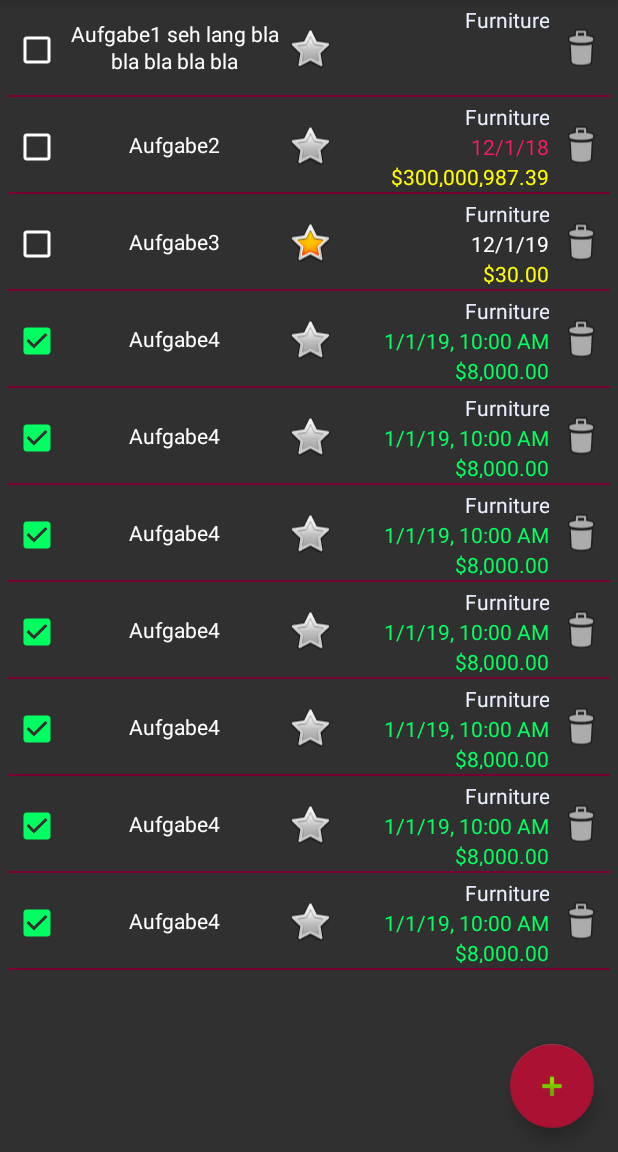
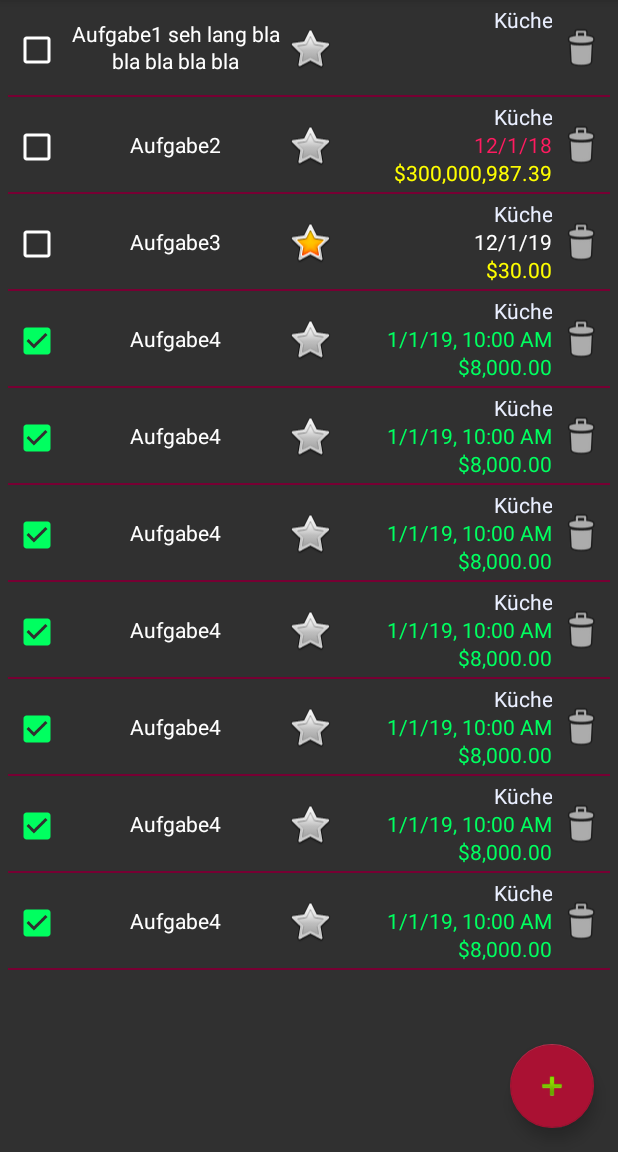
Before and after one commit to robertlange81/Umzugsplaner, an Android app: the screen it shows after launch (MainActivity), on a phone screen of 412 x 824 dp, the part 84-1236 px from its top. Run offline under Robolectric (Android 15) with nearby library versions, the phone set to English and light mode, and no system bars.

Commit message:
multiple languages for task type

```diff
--- a/app/src/main/java/com/planner/removal/removalplanner/Activities/MainActivity.java
+++ b/app/src/main/java/com/planner/removal/removalplanner/Activities/MainActivity.java
@@ -31,6 +31,7 @@ import com.planner.removal.removalplanner.Helper.Command;
 import com.planner.removal.removalplanner.Model.Prio;
 import com.planner.removal.removalplanner.R;
 
+import java.lang.reflect.Array;
 import java.util.Date;
 import java.util.List;
 
@@ -206,8 +207,10 @@ public static class SimpleItemRecyclerViewAdapter
                 holder.termin.setText(terminTxt);
             }
 
+            String[] str_task_types = mParentActivity.getBaseContext().getResources().getStringArray(R.array.base_task_types);
             if(task.type != null) {
-                holder.typ.setText(mValues.get(position).type.toString());
+                String str_type = (String) Array.get(str_task_types, mValues.get(position).type.getValue());
+                holder.typ.setText(str_type);
             }
 
             if (task.prio == Prio.High) {
--- a/app/src/main/java/com/planner/removal/removalplanner/Fragments/TaskDetailFragment.java
+++ b/app/src/main/java/com/planner/removal/removalplanner/Fragments/TaskDetailFragment.java
@@ -176,14 +176,11 @@ public class TaskDetailFragment extends Fragment implements CompoundButton.OnChe
 
         if (task != null) {
             setDetails(linkMap, rootView);
-
-            final TaskType[] categories = TaskType.values();
-            final List<String> catsString = new ArrayList<>();
-            for (TaskType cat : categories) {
-                catsString.add(cat.toString());
-            }
-
-            ArrayAdapter _categoryAdapter = new ArrayAdapter<String>(rootView.getContext(), R.layout.simple_spinner_dropdown, catsString);
+            ArrayAdapter _categoryAdapter = new ArrayAdapter<String>(
+                    rootView.getContext(),
+                    R.layout.simple_spinner_dropdown,
+                    rootView.getContext().getResources().getStringArray(R.array.base_task_types)
+            );
             spinnerDetailType.setAdapter(_categoryAdapter);
             if(task.type != null)
                 spinnerDetailType.setSelection(task.type.getValue());
--- a/app/src/main/java/com/planner/removal/removalplanner/Helper/TaskInitializer.java
+++ b/app/src/main/java/com/planner/removal/removalplanner/Helper/TaskInitializer.java
@@ -4,9 +4,7 @@ import com.planner.removal.removalplanner.Model.Prio;
 import com.planner.removal.removalplanner.Model.Task;
 import com.planner.removal.removalplanner.Model.TaskType;
 
-import java.util.ArrayList;
 import java.util.Date;
-import java.util.List;
 
 public class TaskInitializer {
 
@@ -20,7 +18,7 @@ public class TaskInitializer {
             task1.links.put("robert.de", "http://www.robert-lange.eu");
             task1.links.put("gmx.de", "gmx.de");
             task1.prio = Prio.Normal;
-            task1.type = TaskType.Furniture;
+            task1.type = TaskType.KITCHEN;
             task1.description = "Beschreibung1 Beschreibung1 Beschreibung1 Beschreibung1 Beschreibung1 Beschreibung1";
 
             Task task2 = new Task("Aufgabe2", "Beschreibung2");
--- a/app/src/main/java/com/planner/removal/removalplanner/Model/Task.java
+++ b/app/src/main/java/com/planner/removal/removalplanner/Model/Task.java
@@ -44,7 +44,7 @@ public class Task {
         date = new Date(Long.MAX_VALUE);
         prio = com.planner.removal.removalplanner.Model.Prio.Normal;
         costs = 0;
-        type = TaskType.Furniture;
+        type = TaskType.KITCHEN;
         links = new TreeMap<>();
     }
 
--- a/app/src/main/java/com/planner/removal/removalplanner/Model/TaskType.java
+++ b/app/src/main/java/com/planner/removal/removalplanner/Model/TaskType.java
@@ -1,7 +1,7 @@
 package com.planner.removal.removalplanner.Model;
 
 public enum TaskType {
-    Organization(0), Furniture(1), Electronics(2), Transportation(3);
+    BATH(0), KITCHEN(1), LIVING_ROOM(2), BEDROOM(3),NURSERY(4), WORKROOM(5), ORGANISATION(6), TRANSPORT(7), MISCELLANEOUS(8);
 
     private int value;
 
--- a/app/src/main/res/layout/list_row_content.xml
+++ b/app/src/main/res/layout/list_row_content.xml
@@ -15,7 +15,7 @@
         android:layout_alignParentLeft="true"
         android:layout_alignParentTop="true"
         android:layout_marginTop="5sp"
-        android:layout_marginRight="3sp"
+        android:layout_marginRight="2sp"
         android:scaleX="1"
         android:scaleY="1"
         android:text=""
@@ -34,8 +34,8 @@
         <TextView
             android:id="@+id/name"
             android:layout_height="match_parent"
-            android:layout_marginLeft="2sp"
-            android:layout_marginRight="2sp"
+            android:layout_marginLeft="1sp"
+            android:layout_marginRight="1sp"
             android:layout_toRightOf="@id/checkBox"
             android:layout_weight="5"
             android:gravity="center"
@@ -50,8 +50,8 @@
             android:layout_width="wrap_content"
             android:layout_height="@dimen/list_row_image_height"
             android:layout_marginTop="4sp"
-            android:layout_marginLeft="2sp"
-            android:layout_marginRight="2sp"
+            android:layout_marginLeft="0sp"
+            android:layout_marginRight="0sp"
             android:layout_toLeftOf="@id/meta"
             android:adjustViewBounds="false"
             app:srcCompat="@android:drawable/btn_star_big_off" />
@@ -73,7 +73,7 @@
                 android:layout_width="match_parent"
                 android:layout_height="@dimen/list_row_content_part"
                 android:layout_marginTop="0dip"
-                android:layout_marginRight="1dip"
+                android:layout_marginRight="0dip"
                 android:gravity="end"
                 android:maxLines="1"
                 android:text="@string/placeholder_type"
@@ -85,8 +85,8 @@
                 android:layout_width="match_parent"
                 android:layout_height="@dimen/list_row_content_part"
                 android:layout_below="@id/typ"
-                android:layout_marginTop="0dip"
-                android:layout_marginRight="1dip"
+                android:layout_marginTop="-1dip"
+                android:layout_marginRight="0dip"
                 android:gravity="end"
                 android:maxLines="1"
                 android:text="@string/placeholder_date"
@@ -98,9 +98,9 @@
                 android:layout_width="match_parent"
                 android:layout_height="@dimen/list_row_content_part"
                 android:layout_below="@id/termin"
-                android:layout_marginTop="0dip"
+                android:layout_marginTop="-1dip"
                 android:layout_alignParentRight="true"
-                android:layout_marginRight="1dip"
+                android:layout_marginRight="0dip"
                 android:adjustViewBounds="true"
                 android:gravity="end"
                 android:maxLines="1"
@@ -113,7 +113,7 @@
             android:id="@+id/delete_task_icon"
             android:layout_width="wrap_content"
             android:layout_height="@dimen/list_row_image_height"
-            android:layout_marginLeft="2dip"
+            android:layout_marginLeft="1dip"
             android:layout_marginTop="4sp"
             android:layout_toRightOf="@id/table"
             android:adjustViewBounds="false"
--- a/app/src/main/res/values/strings.xml
+++ b/app/src/main/res/values/strings.xml
@@ -34,4 +34,15 @@
         <item>IV</item>
         <item>V</item>
     </string-array>
+    <string-array name="base_task_types">
+        <item>Bad</item>
+        <item>Küche</item>
+        <item>Wohnzimmer</item>
+        <item>Schlafzimmer</item>
+        <item>Kinderzimmer</item>
+        <item>Arbeitszimmer</item>
+        <item>Bürokratie</item>
+        <item>Transport</item>
+        <item>Sonstiges</item>
+    </string-array>
 </resources>
```
Also changed, not shown: 1 other file.
